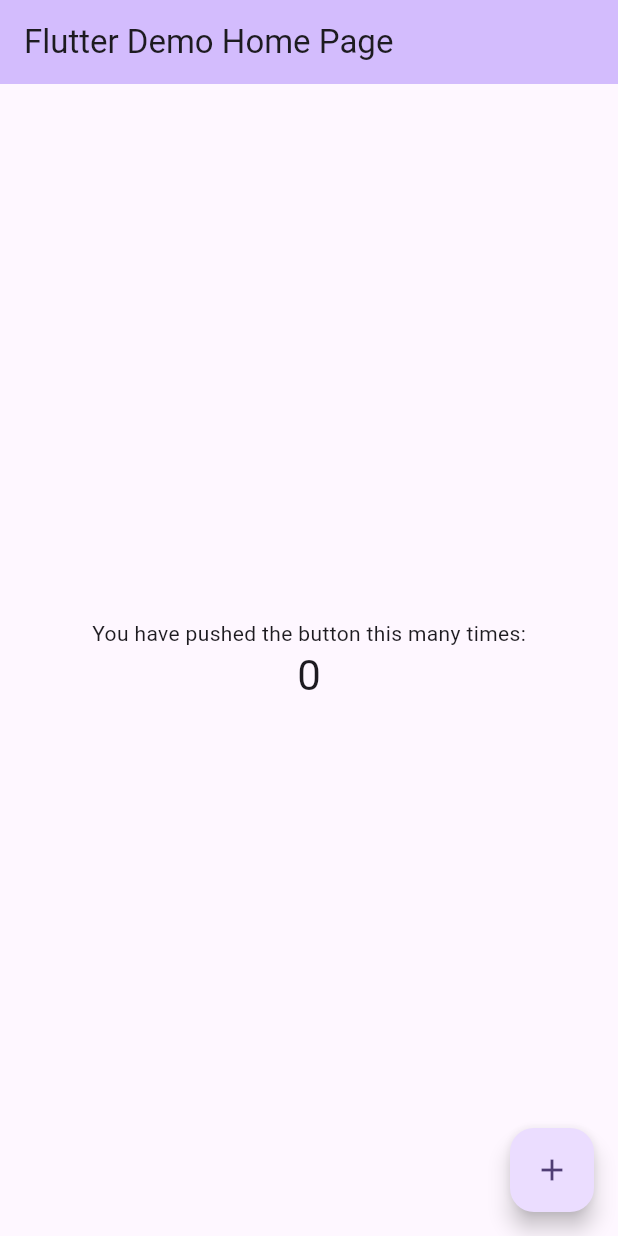
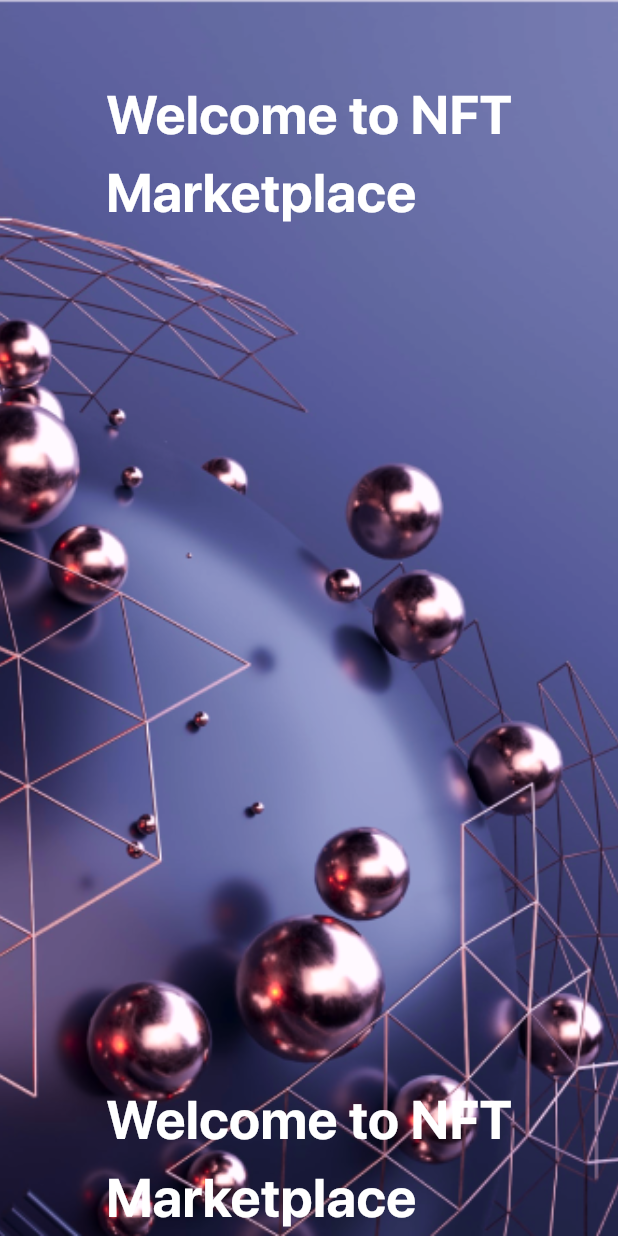
Before and after one commit to Ahmed-elsaid-AEA/mini_flutter_nft_marketplace, a Flutter app: the screen it shows after launch, on a phone screen of 412 x 824 dp. Run offline on Flutter 3.47's test engine with Material 3 defaults, Android fonts, the phone set to English and light mode, and no system bars.

Commit message:
design on boardingpage

```diff
--- /dev/null
+++ b/lib/app/myApp.dart
@@ -0,0 +1,14 @@
+import 'package:flutter/material.dart';
+import 'package:mini_flutter_nft_marketplace/core/resourses/route_managers.dart';
+
+class MyApp extends StatelessWidget {
+  const MyApp({super.key});
+
+  @override
+  Widget build(BuildContext context) {
+    return MaterialApp(
+      routes:RouteManagers.routes ,
+      initialRoute: RouteName.kOnBoardingPage,
+    );
+  }
+}
--- /dev/null
+++ b/lib/core/resourses/asset_mage_manager.dart
@@ -0,0 +1,4 @@
+class AssetImageManager{
+  static const String onBoardingBackgroundImage="assets/images/on_boarding_background.png";
+
+}
--- /dev/null
+++ b/lib/core/resourses/color_manager.dart
@@ -0,0 +1,8 @@
+
+import 'package:flutter/material.dart';
+
+class ColorManager{
+  static const Color kColorPanafseg=Color(0xff5C609B);
+  static const Color kColorPanafsegLight=Color(0xff767CB2);
+  static const Color kColorWhite= Colors.white;
+}
--- /dev/null
+++ b/lib/core/resourses/font_managers.dart
@@ -0,0 +1,6 @@
+class FontMangers{
+  static const String sfRroDisplay="SF Pro Display";
+}
+class FontSize{
+  static const double f36_04= 36.04;
+}
--- /dev/null
+++ b/lib/core/resourses/route_managers.dart
@@ -0,0 +1,11 @@
+import 'package:flutter/material.dart';
+import 'package:mini_flutter_nft_marketplace/features/onBoarding/on_boarding_page.dart';
+
+class RouteManagers{
+ static Map<String, WidgetBuilder> routes={
+   RouteName.kOnBoardingPage:(context) => const OnBoardingPage()
+  };
+}
+class RouteName{
+  static const String kOnBoardingPage="on_boarding_page";
+}
--- /dev/null
+++ b/lib/core/resourses/strings_managers.dart
@@ -0,0 +1,4 @@
+class StringsManager{
+  static const String titleOnBoardingPage=r'''Welcome to NFT
+Marketplace''';
+}
--- /dev/null
+++ b/lib/features/onBoarding/on_boarding_page.dart
@@ -0,0 +1,60 @@
+
+import 'package:flutter/material.dart';
+import 'package:mini_flutter_nft_marketplace/core/resourses/asset_mage_manager.dart';
+import 'package:mini_flutter_nft_marketplace/core/resourses/color_manager.dart';
+import 'package:mini_flutter_nft_marketplace/core/resourses/font_managers.dart';
+import 'package:mini_flutter_nft_marketplace/core/resourses/strings_managers.dart';
+
+class OnBoardingPage extends StatelessWidget {
+  const OnBoardingPage({super.key});
+
+  @override
+  Widget build(BuildContext context) {
+    return const Scaffold(
+      body: SafeArea(
+          child: Stack(
+        children: [
+          Image(
+              width: double.infinity,
+              height: double.infinity,
+              fit: BoxFit.cover,
+              image: AssetImage(
+                  AssetImageManager.onBoardingBackgroundImage
+
+              )),
+          SizedBox(
+            width: double.infinity,
+            child: Column(
+              mainAxisAlignment: MainAxisAlignment.center,
+              crossAxisAlignment: CrossAxisAlignment.center,
+              children: [
+                SizedBox(
+                  height: 50,
+                ),
+                Text(
+                  StringsManager.titleOnBoardingPage,
+                  textAlign: TextAlign.start,
+                  style: TextStyle(
+                      fontFamily: FontMangers.sfRroDisplay,
+                      color: ColorManager.kColorWhite,
+                      fontSize: FontSize.f36_04,
+                      fontWeight: FontWeight.bold),
+                ),
+                Spacer(),
+                Text(
+                  StringsManager.titleOnBoardingPage,
+                  textAlign: TextAlign.start,
+                  style: TextStyle(
+                      fontFamily: FontMangers.sfRroDisplay,
+                      color: ColorManager.kColorWhite,
+                      fontSize: FontSize.f36_04,
+                      fontWeight: FontWeight.bold),
+                ),
+              ],
+            ),
+          ),
+        ],
+      )),
+    );
+  }
+}
--- a/lib/main.dart
+++ b/lib/main.dart
@@ -1,125 +1,6 @@
 import 'package:flutter/material.dart';
+import 'package:mini_flutter_nft_marketplace/app/myApp.dart';
 
 void main() {
   runApp(const MyApp());
 }
-
-class MyApp extends StatelessWidget {
-  const MyApp({super.key});
-
-  // This widget is the root of your application.
-  @override
-  Widget build(BuildContext context) {
-    return MaterialApp(
-      title: 'Flutter Demo',
-      theme: ThemeData(
-        // This is the theme of your application.
-        //
-        // TRY THIS: Try running your application with "flutter run". You'll see
-        // the application has a purple toolbar. Then, without quitting the app,
-        // try changing the seedColor in the colorScheme below to Colors.green
-        // and then invoke "hot reload" (save your changes or press the "hot
-        // reload" button in a Flutter-supported IDE, or press "r" if you used
-        // the command line to start the app).
-        //
-        // Notice that the counter didn't reset back to zero; the application
-        // state is not lost during the reload. To reset the state, use hot
-        // restart instead.
-        //
-        // This works for code too, not just values: Most code changes can be
-        // tested with just a hot reload.
-        colorScheme: ColorScheme.fromSeed(seedColor: Colors.deepPurple),
-        useMaterial3: true,
-      ),
-      home: const MyHomePage(title: 'Flutter Demo Home Page'),
-    );
-  }
-}
-
-class MyHomePage extends StatefulWidget {
-  const MyHomePage({super.key, required this.title});
-
-  // This widget is the home page of your application. It is stateful, meaning
-  // that it has a State object (defined below) that contains fields that affect
-  // how it looks.
-
-  // This class is the configuration for the state. It holds the values (in this
-  // case the title) provided by the parent (in this case the App widget) and
-  // used by the build method of the State. Fields in a Widget subclass are
-  // always marked "final".
-
-  final String title;
-
-  @override
-  State<MyHomePage> createState() => _MyHomePageState();
-}
-
-class _MyHomePageState extends State<MyHomePage> {
-  int _counter = 0;
-
-  void _incrementCounter() {
-    setState(() {
-      // This call to setState tells the Flutter framework that something has
-      // changed in this State, which causes it to rerun the build method below
-      // so that the display can reflect the updated values. If we changed
-      // _counter without calling setState(), then the build method would not be
-      // called again, and so nothing would appear to happen.
-      _counter++;
-    });
-  }
-
-  @override
-  Widget build(BuildContext context) {
-    // This method is rerun every time setState is called, for instance as done
-    // by the _incrementCounter method above.
-    //
-    // The Flutter framework has been optimized to make rerunning build methods
-    // fast, so that you can just rebuild anything that needs updating rather
-    // than having to individually change instances of widgets.
-    return Scaffold(
-      appBar: AppBar(
-        // TRY THIS: Try changing the color here to a specific color (to
-        // Colors.amber, perhaps?) and trigger a hot reload to see the AppBar
-        // change color while the other colors stay the same.
-        backgroundColor: Theme.of(context).colorScheme.inversePrimary,
-        // Here we take the value from the MyHomePage object that was created by
-        // the App.build method, and use it to set our appbar title.
-        title: Text(widget.title),
-      ),
-      body: Center(
-        // Center is a layout widget. It takes a single child and positions it
-        // in the middle of the parent.
-        child: Column(
-          // Column is also a layout widget. It takes a list of children and
-          // arranges them vertically. By default, it sizes itself to fit its
-          // children horizontally, and tries to be as tall as its parent.
-          //
-          // Column has various properties to control how it sizes itself and
-          // how it positions its children. Here we use mainAxisAlignment to
-          // center the children vertically; the main axis here is the vertical
-          // axis because Columns are vertical (the cross axis would be
-          // horizontal).
-          //
-          // TRY THIS: Invoke "debug painting" (choose the "Toggle Debug Paint"
-          // action in the IDE, or press "p" in the console), to see the
-          // wireframe for each widget.
-          mainAxisAlignment: MainAxisAlignment.center,
-          children: <Widget>[
-            const Text(
-              'You have pushed the button this many times:',
-            ),
-            Text(
-              '$_counter',
-              style: Theme.of(context).textTheme.headlineMedium,
-            ),
-          ],
-        ),
-      ),
-      floatingActionButton: FloatingActionButton(
-        onPressed: _incrementCounter,
-        tooltip: 'Increment',
-        child: const Icon(Icons.add),
-      ), // This trailing comma makes auto-formatting nicer for build methods.
-    );
-  }
-}
```
Also changed, not shown: pubspec.yaml (+9 -13 lines), assets/fonts/SFPRODISPLAYBOLD.OTF (added), assets/fonts/SFPRODISPLAYREGULAR.OTF (added), assets/images/on_boarding_background.png (added).
